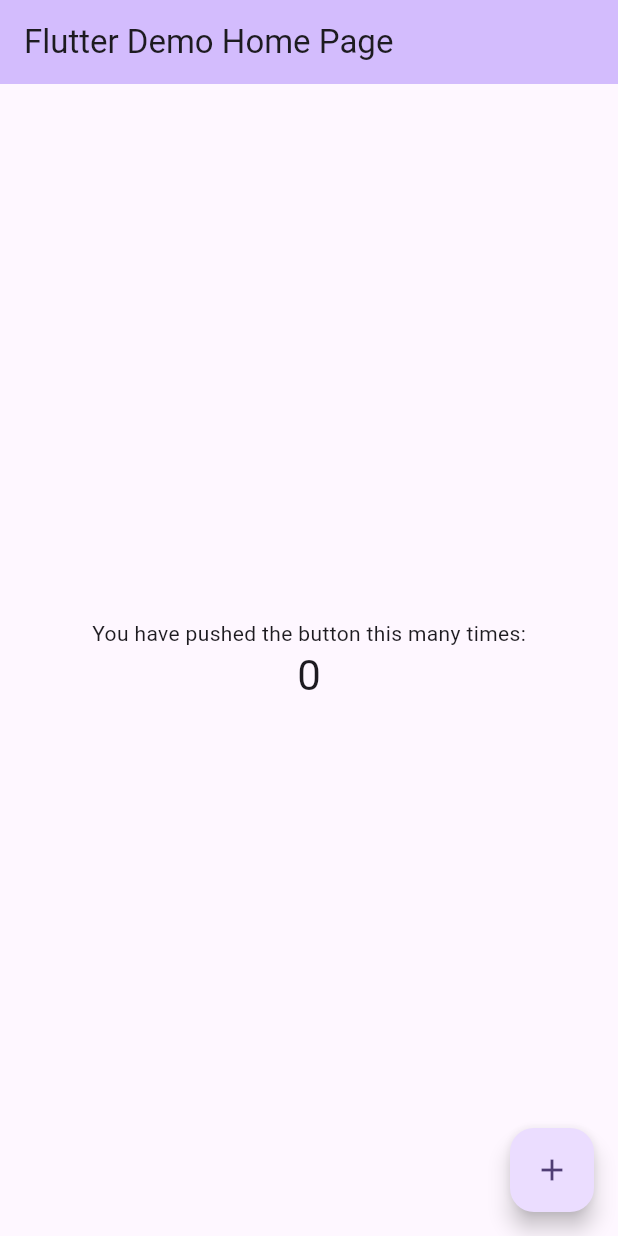
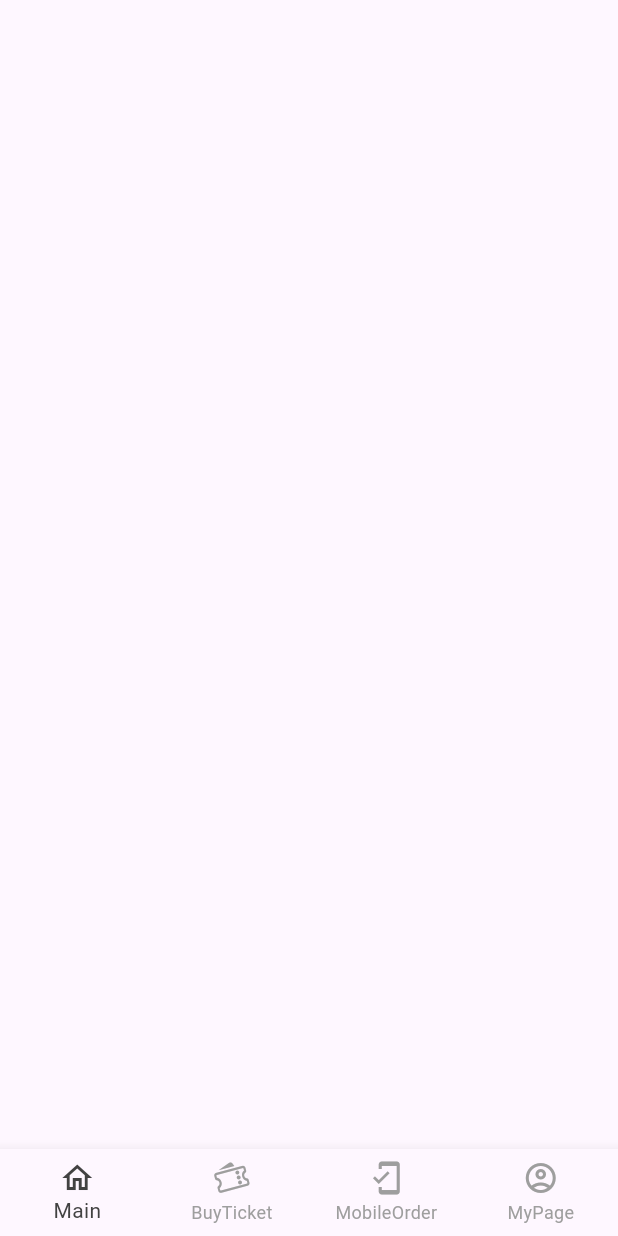
Before and after one commit to dav1n9/movie_clone, a Flutter app: the screen it shows after launch, on a phone screen of 412 x 824 dp. Run offline on Flutter 3.47's test engine with Material 2 defaults, Android fonts, the light colour scheme and no system bars.

Commit message:
하단바 네비게이션 추가

```diff
--- /dev/null
+++ b/lib/bottom_navi.dart
@@ -0,0 +1,50 @@
+import 'package:flutter/cupertino.dart';
+import 'package:flutter/material.dart';
+
+class BottomNavi extends StatefulWidget {
+  final void Function(int) onTap;
+  const BottomNavi({
+    super.key,
+    required this.onTap,
+  });
+
+  @override
+  State<BottomNavi> createState() => _BottomNaviState();
+}
+
+class _BottomNaviState extends State<BottomNavi> {
+  int selectedIndex = 0;
+
+  @override
+  Widget build(BuildContext context) {
+    return BottomNavigationBar(
+      onTap: (int index) {
+        setState(() {
+          selectedIndex = index;
+        });
+      },
+      currentIndex: selectedIndex,
+      type: BottomNavigationBarType.fixed, // 애니메이션 없음
+      selectedItemColor: Colors.grey[800],
+      unselectedItemColor: Colors.grey[500],
+      items: const [
+        BottomNavigationBarItem(
+          icon: Icon(Icons.home_outlined),
+          label: 'Main',
+        ),
+        BottomNavigationBarItem(
+          icon: Icon(CupertinoIcons.tickets),
+          label: 'BuyTicket',
+        ),
+        BottomNavigationBarItem(
+          icon: Icon(Icons.mobile_friendly),
+          label: 'MobileOrder',
+        ),
+        BottomNavigationBarItem(
+          icon: Icon(Icons.account_circle_outlined),
+          label: 'MyPage',
+        ),
+      ],
+    );
+  }
+}
--- a/lib/main.dart
+++ b/lib/main.dart
@@ -1,4 +1,10 @@
 import 'package:flutter/material.dart';
+import 'package:movie_clone/bottom_navi.dart';
+import 'package:movie_clone/screen/buy_ticket_screen.dart';
+import 'package:movie_clone/screen/mobile_order_screen.dart';
+import 'package:movie_clone/screen/my_page_screen.dart';
+
+import 'screen/main_screen.dart';
 
 void main() {
   runApp(const MyApp());
@@ -13,113 +19,49 @@ class MyApp extends StatelessWidget {
     return MaterialApp(
       title: 'Flutter Demo',
       theme: ThemeData(
-        // This is the theme of your application.
-        //
-        // TRY THIS: Try running your application with "flutter run". You'll see
-        // the application has a blue toolbar. Then, without quitting the app,
-        // try changing the seedColor in the colorScheme below to Colors.green
-        // and then invoke "hot reload" (save your changes or press the "hot
-        // reload" button in a Flutter-supported IDE, or press "r" if you used
-        // the command line to start the app).
-        //
-        // Notice that the counter didn't reset back to zero; the application
-        // state is not lost during the reload. To reset the state, use hot
-        // restart instead.
-        //
-        // This works for code too, not just values: Most code changes can be
-        // tested with just a hot reload.
         colorScheme: ColorScheme.fromSeed(seedColor: Colors.deepPurple),
         useMaterial3: true,
       ),
-      home: const MyHomePage(title: 'Flutter Demo Home Page'),
+      home: const HomePage(),
     );
   }
 }
 
-class MyHomePage extends StatefulWidget {
-  const MyHomePage({super.key, required this.title});
-
-  // This widget is the home page of your application. It is stateful, meaning
-  // that it has a State object (defined below) that contains fields that affect
-  // how it looks.
-
-  // This class is the configuration for the state. It holds the values (in this
-  // case the title) provided by the parent (in this case the App widget) and
-  // used by the build method of the State. Fields in a Widget subclass are
-  // always marked "final".
-
-  final String title;
+class HomePage extends StatefulWidget {
+  const HomePage({super.key});
 
   @override
-  State<MyHomePage> createState() => _MyHomePageState();
+  State<HomePage> createState() => _HomePageState();
 }
 
-class _MyHomePageState extends State<MyHomePage> {
-  int _counter = 0;
+class _HomePageState extends State<HomePage> {
+  late int index;
 
-  void _incrementCounter() {
-    setState(() {
-      // This call to setState tells the Flutter framework that something has
-      // changed in this State, which causes it to rerun the build method below
-      // so that the display can reflect the updated values. If we changed
-      // _counter without calling setState(), then the build method would not be
-      // called again, and so nothing would appear to happen.
-      _counter++;
-    });
+  @override
+  void initState() {
+    super.initState();
+    index = 0;
   }
 
   @override
   Widget build(BuildContext context) {
-    // This method is rerun every time setState is called, for instance as done
-    // by the _incrementCounter method above.
-    //
-    // The Flutter framework has been optimized to make rerunning build methods
-    // fast, so that you can just rebuild anything that needs updating rather
-    // than having to individually change instances of widgets.
     return Scaffold(
-      appBar: AppBar(
-        // TRY THIS: Try changing the color here to a specific color (to
-        // Colors.amber, perhaps?) and trigger a hot reload to see the AppBar
-        // change color while the other colors stay the same.
-        backgroundColor: Theme.of(context).colorScheme.inversePrimary,
-        // Here we take the value from the MyHomePage object that was created by
-        // the App.build method, and use it to set our appbar title.
-        title: Text(widget.title),
-      ),
-      body: Center(
-        // Center is a layout widget. It takes a single child and positions it
-        // in the middle of the parent.
-        child: Column(
-          // Column is also a layout widget. It takes a list of children and
-          // arranges them vertically. By default, it sizes itself to fit its
-          // children horizontally, and tries to be as tall as its parent.
-          //
-          // Column has various properties to control how it sizes itself and
-          // how it positions its children. Here we use mainAxisAlignment to
-          // center the children vertically; the main axis here is the vertical
-          // axis because Columns are vertical (the cross axis would be
-          // horizontal).
-          //
-          // TRY THIS: Invoke "debug painting" (choose the "Toggle Debug Paint"
-          // action in the IDE, or press "p" in the console), to see the
-          // wireframe for each widget.
-          mainAxisAlignment: MainAxisAlignment.center,
-          children: <Widget>[
-            const Text(
-              'You have pushed the button this many times:',
-            ),
-            Text(
-              '$_counter',
-              style: Theme.of(context).textTheme.headlineMedium,
-            ),
-          ],
+        bottomNavigationBar: BottomNavi(
+          onTap: (selectedIndex) {
+            setState(() {
+              index = selectedIndex;
+            });
+          },
         ),
-      ),
-      floatingActionButton: FloatingActionButton(
-        onPressed: _incrementCounter,
-        tooltip: 'Increment',
-        child: const Icon(Icons.add),
-      ), // This trailing comma makes auto-formatting nicer for build methods.
-    );
+        body: const SafeArea(
+          child: IndexedStack(
+            children: [
+              MainScreen(),
+              BuyTicketScreen(),
+              MobileOrderScreen(),
+              MyPageScreen(),
+            ],
+          ),
+        ));
   }
 }
--- /dev/null
+++ b/lib/screen/buy_ticket_screen.dart
@@ -0,0 +1,10 @@
+import 'package:flutter/material.dart';
+
+class BuyTicketScreen extends StatelessWidget {
+  const BuyTicketScreen({super.key});
+
+  @override
+  Widget build(BuildContext context) {
+    return const Scaffold();
+  }
+}
--- /dev/null
+++ b/lib/screen/main_screen.dart
@@ -0,0 +1,10 @@
+import 'package:flutter/material.dart';
+
+class MainScreen extends StatelessWidget {
+  const MainScreen({super.key});
+
+  @override
+  Widget build(BuildContext context) {
+    return const Scaffold();
+  }
+}
--- /dev/null
+++ b/lib/screen/mobile_order_screen.dart
@@ -0,0 +1,10 @@
+import 'package:flutter/material.dart';
+
+class MobileOrderScreen extends StatelessWidget {
+  const MobileOrderScreen({super.key});
+
+  @override
+  Widget build(BuildContext context) {
+    return const Scaffold();
+  }
+}
--- /dev/null
+++ b/lib/screen/my_page_screen.dart
@@ -0,0 +1,10 @@
+import 'package:flutter/material.dart';
+
+class MyPageScreen extends StatelessWidget {
+  const MyPageScreen({super.key});
+
+  @override
+  Widget build(BuildContext context) {
+    return const Scaffold();
+  }
+}
```
